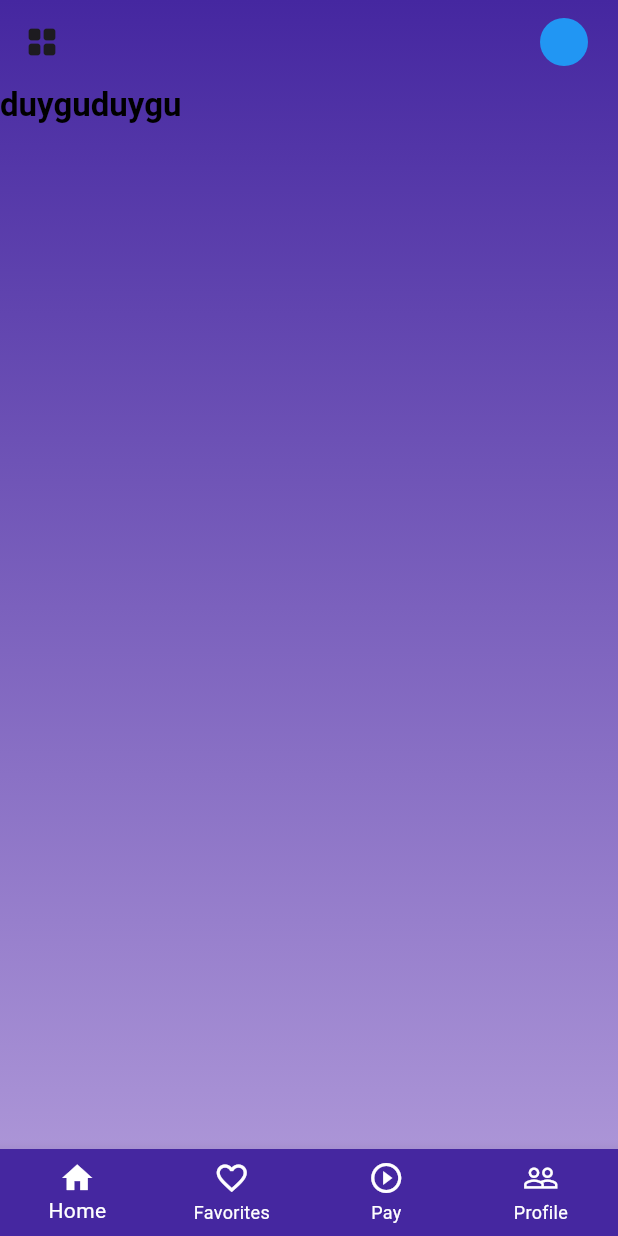
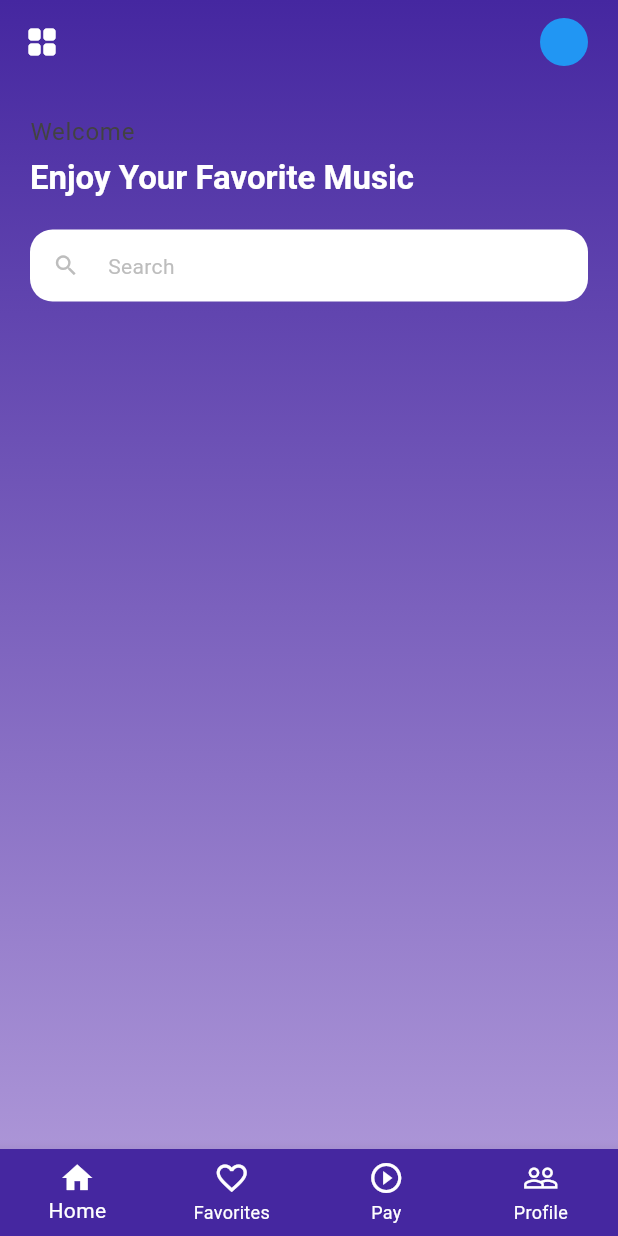
Before and after one commit to duyguerogluu/musicplayer_mobile_main, a Flutter app: the screen it shows after launch, on a phone screen of 412 x 824 dp. Run offline on Flutter 3.47's test engine with Material 3 defaults, Android fonts, the phone set to English and light mode, and no system bars.

Commit message:
created _DiscoverMusic

```diff
--- a/lib/screens/home_screen.dart
+++ b/lib/screens/home_screen.dart
@@ -38,13 +38,58 @@ class HomeScreen extends StatelessWidget {
         appBar: const _CustomAppBar(),
         bottomNavigationBar: const _CustomNavBar(),
         body: SingleChildScrollView(
-            child: Text(
-          "duyguduygu",
-          style: Theme.of(context).textTheme.titleLarge!.copyWith(
-                fontWeight: FontWeight.bold,
+          child: _DiscoverMusic(),
+        ),
+      ),
+    );
+  }
+}
+
+class _DiscoverMusic extends StatelessWidget {
+  const _DiscoverMusic({Key? key}) : super(key: key);
+
+  @override
+  Widget build(BuildContext context) {
+    return Column(
+      children: [
+        Padding(
+          padding: const EdgeInsets.all(20.0),
+          child: Column(
+            crossAxisAlignment: CrossAxisAlignment.start,
+            children: [
+              Text(
+                "Welcome",
+                style: Theme.of(context).textTheme.bodyLarge,
               ),
-        )),
-      ),
+              const SizedBox(height: 5.0),
+              Text(
+                "Enjoy Your Favorite Music",
+                style: Theme.of(context).textTheme.titleLarge!.copyWith(
+                      fontWeight: FontWeight.bold,
+                    ),
+              ),
+              const SizedBox(height: 20.0),
+              TextFormField(
+                decoration: InputDecoration(
+                  isDense: true,
+                  filled: true,
+                  fillColor: Colors.white,
+                  hintText: 'Search',
+                  hintStyle: Theme.of(context)
+                      .textTheme
+                      .bodyMedium!
+                      .copyWith(color: Colors.grey.shade400),
+                  prefixIcon: Icon(Icons.search, color: Colors.grey.shade400),
+                  border: OutlineInputBorder(
+                    borderRadius: BorderRadius.circular(15.0),
+                    borderSide: BorderSide.none,
+                  ),
+                ),
+              ),
+            ],
+          ),
+        ),
+      ],
     );
   }
 }
@@ -88,7 +133,10 @@ class _CustomAppBar extends StatelessWidget implements PreferredSizeWidget {
     return AppBar(
       backgroundColor: Colors.transparent,
       elevation: 0,
-      leading: const Icon(Icons.grid_view_rounded),
+      leading: const Icon(
+        Icons.grid_view_rounded,
+        color: Colors.white,
+      ),
       actions: [
         Container(
           margin: const EdgeInsets.only(right: 20),
```
Also changed, not shown: lib/theme.dart (+9 -9 lines).
